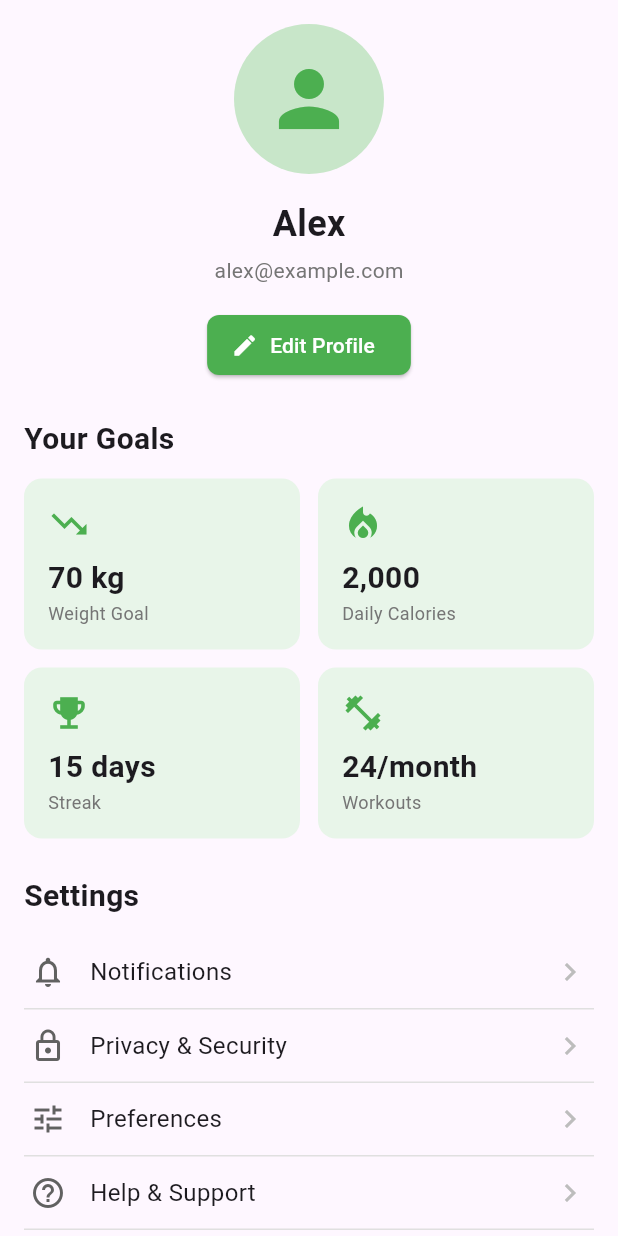
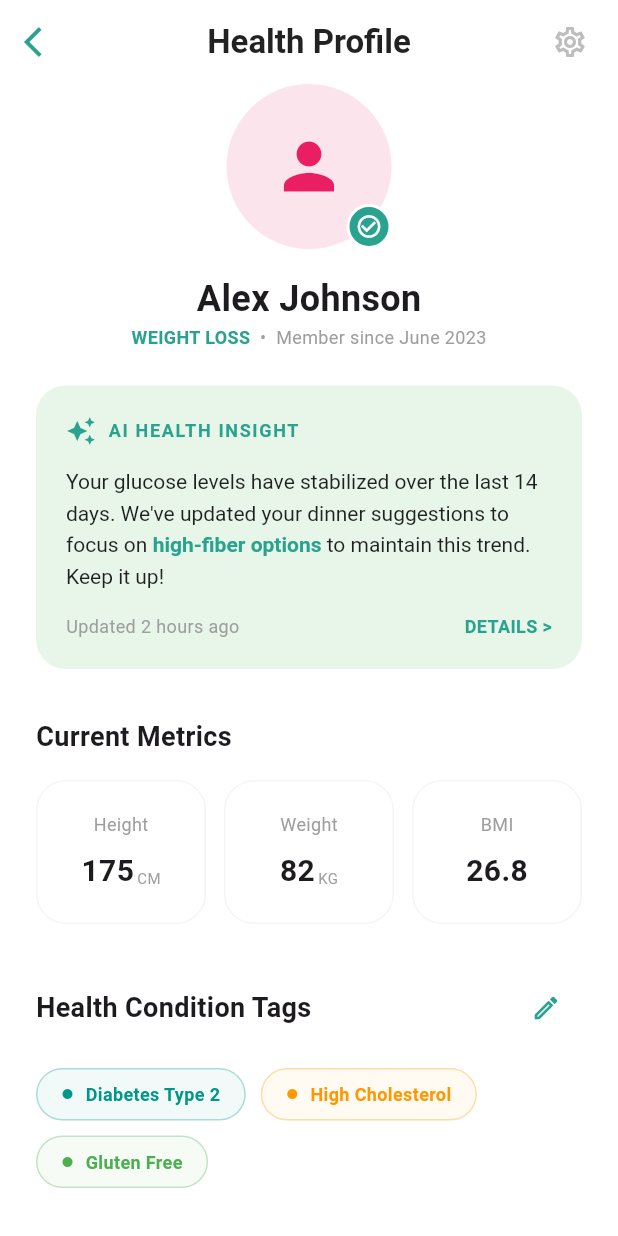
Before and after one commit to AadarshM07/Nutrio, a Flutter app: the ProfilePage screen opened directly, on a phone screen of 412 x 824 dp. Run offline on Flutter 3.47's test engine with Material 3 defaults, Android fonts, the phone set to English and light mode, and no system bars; our stand-ins replace permission_handler, shared_preferences; missing offline and left inert: mobile_scanner; accounts and stored records are empty.

Commit message:
feat: profile updated

```diff
--- a/frontend/lib/pages/dashboard/profile/profile.dart
+++ b/frontend/lib/pages/dashboard/profile/profile.dart
@@ -1,4 +1,5 @@
 import 'package:flutter/material.dart';
+import 'package:frontend/pages/survey/survey.dart'; // Import to enable navigation back to the start
 
 void main() {
   runApp(const MaterialApp(
@@ -8,26 +9,65 @@ void main() {
 }
 
 class ProfilePage extends StatefulWidget {
-  const ProfilePage({super.key});
+  // These fields allow the page to be dynamic based on user input
+  final String height;
+  final String weight;
+  final String bmi;
+  final List<String> conditions;
+
+  const ProfilePage({
+    super.key,
+    this.height = "175",
+    this.weight = "82",
+    this.bmi = "26.8",
+    this.conditions = const ["Diabetes Type 2", "High Cholesterol", "Gluten Free"],
+  });
 
   @override
   State<ProfilePage> createState() => _ProfilePageState();
 }
 
 class _ProfilePageState extends State<ProfilePage> {
+  final Color primaryTeal = const Color(0xFF29A38F);
+
   @override
   Widget build(BuildContext context) {
-    return SingleChildScrollView(
-      padding: const EdgeInsets.all(16),
+    return Scaffold(
+      backgroundColor: Colors.white,
+      appBar: AppBar(
+        backgroundColor: Colors.white,
+        elevation: 0,
+        leading: Icon(Icons.arrow_back_ios, color: primaryTeal),
+        title: const Text("Health Profile",
+            style: TextStyle(color: Colors.black87, fontWeight: FontWeight.bold)),
+        centerTitle: true,
+        actions: [
+          IconButton(
+            icon: Icon(Icons.settings_outlined, color: Colors.grey[400]),
+            onPressed: () {}
+          ),
+          const SizedBox(width: 8),
+        ],
+      ),
+      body: SingleChildScrollView(
+        padding: const EdgeInsets.symmetric(horizontal: 24.0),
         child: Column(
           crossAxisAlignment: CrossAxisAlignment.start,
           children: [
             _buildProfileHeader(),
             const SizedBox(height: 24),
-          _buildStatsSection(),
-          const SizedBox(height: 24),
-          _buildSettingsSection(),
+            _buildAIHealthInsight(),
+            const SizedBox(height: 32),
+            const Text("Current Metrics",
+                style: TextStyle(fontSize: 18, fontWeight: FontWeight.bold)),
+            const SizedBox(height: 16),
+            _buildMetricsSection(),
+            const SizedBox(height: 32),
+            _buildHealthConditionTags(),
+            const SizedBox(height: 32),
+            _buildSettingsList(),
           ],
+        ),
       ),
     );
   }
@@ -36,223 +76,216 @@ class _ProfilePageState extends State<ProfilePage> {
     return Center(
       child: Column(
         children: [
+          Stack(
+            alignment: Alignment.bottomRight,
+            children: [
               CircleAvatar(
-            radius: 50,
-            backgroundColor: Colors.green[100],
-            child: const Icon(
-              Icons.person,
-              size: 60,
-              color: Colors.green,
+                radius: 55,
+                backgroundColor: Colors.pink[50],
+                child: const Icon(Icons.person, size: 50, color: Colors.pink),
               ),
+              Container(
+                padding: const EdgeInsets.all(4),
+                decoration: BoxDecoration(
+                  color: primaryTeal,
+                  shape: BoxShape.circle,
+                  border: Border.all(color: Colors.white, width: 2)
+                ),
+                child: const Icon(Icons.check_circle_outline, color: Colors.white, size: 18),
+              )
+            ],
           ),
           const SizedBox(height: 16),
-          const Text(
-            'Alex',
-            style: TextStyle(
-              fontSize: 24,
-              fontWeight: FontWeight.bold,
-            ),
-          ),
-          const SizedBox(height: 4),
-          Text(
-            'alex@example.com',
-            style: TextStyle(
-              fontSize: 14,
-              color: Colors.grey[600],
-            ),
-          ),
-          const SizedBox(height: 16),
-          ElevatedButton.icon(
-            onPressed: () {
-              // Edit profile
-            },
-            icon: const Icon(Icons.edit),
-            label: const Text('Edit Profile'),
-            style: ElevatedButton.styleFrom(
-              backgroundColor: Colors.green,
-              foregroundColor: Colors.white,
-              shape: RoundedRectangleBorder(
-                borderRadius: BorderRadius.circular(8),
-              ),
-            ),
+          const Text('Alex Johnson',
+              style: TextStyle(fontSize: 24, fontWeight: FontWeight.bold)),
+          Row(
+            mainAxisAlignment: MainAxisAlignment.center,
+            children: [
+              Text('WEIGHT LOSS',
+                  style: TextStyle(color: primaryTeal, fontWeight: FontWeight.bold, fontSize: 12)),
+              const Text('  •  Member since June 2023',
+                  style: TextStyle(color: Colors.grey, fontSize: 12)),
+            ],
           ),
         ],
       ),
     );
   }
 
-  Widget _buildStatsSection() {
+  Widget _buildAIHealthInsight() {
+    return Container(
+      padding: const EdgeInsets.all(20),
+      decoration: BoxDecoration(
+        color: const Color(0xFFE8F5E9),
+        borderRadius: BorderRadius.circular(20),
+      ),
+      child: Column(
+        crossAxisAlignment: CrossAxisAlignment.start,
+        children: [
+          Row(
+            children: [
+              Icon(Icons.auto_awesome, color: primaryTeal, size: 20),
+              const SizedBox(width: 8),
+              Text("AI HEALTH INSIGHT",
+                  style: TextStyle(color: primaryTeal, fontWeight: FontWeight.bold, letterSpacing: 1.1, fontSize: 12)),
+            ],
+          ),
+          const SizedBox(height: 12),
+          RichText(
+            text: TextSpan(
+              style: const TextStyle(color: Colors.black87, height: 1.5, fontSize: 14),
+              children: [
+                const TextSpan(text: "Your glucose levels have stabilized over the last 14 days. We've updated your dinner suggestions to focus on "),
+                TextSpan(text: "high-fiber options",
+                    style: TextStyle(color: primaryTeal, fontWeight: FontWeight.bold)),
+                const TextSpan(text: " to maintain this trend. Keep it up!"),
+              ],
+            ),
+          ),
+          const SizedBox(height: 16),
+          Row(
+            mainAxisAlignment: MainAxisAlignment.spaceBetween,
+            children: [
+              const Text("Updated 2 hours ago", style: TextStyle(color: Colors.grey, fontSize: 12)),
+              Text("DETAILS >",
+                  style: TextStyle(color: primaryTeal, fontWeight: FontWeight.bold, fontSize: 12)),
+            ],
+          )
+        ],
+      ),
+    );
+  }
+
+  Widget _buildMetricsSection() {
+    return Row(
+      children: [
+        Expanded(child: _buildMetricCard("Height", widget.height, "CM")),
+        const SizedBox(width: 12),
+        Expanded(child: _buildMetricCard("Weight", widget.weight, "KG")),
+        const SizedBox(width: 12),
+        Expanded(child: _buildMetricCard("BMI", widget.bmi, "")),
+      ],
+    );
+  }
+
+  Widget _buildMetricCard(String label, String value, String unit) {
+    return Container(
+      padding: const EdgeInsets.symmetric(vertical: 20),
+      decoration: BoxDecoration(
+        color: Colors.white,
+        borderRadius: BorderRadius.circular(20),
+        border: Border.all(color: Colors.grey[100]!),
+      ),
+      child: Column(
+        children: [
+          Text(label, style: const TextStyle(color: Colors.grey, fontSize: 12)),
+          const SizedBox(height: 8),
+          Row(
+            mainAxisAlignment: MainAxisAlignment.center,
+            crossAxisAlignment: CrossAxisAlignment.end,
+            children: [
+              Text(value, style: const TextStyle(fontSize: 20, fontWeight: FontWeight.bold)),
+              if (unit.isNotEmpty) Padding(
+                padding: const EdgeInsets.only(bottom: 3, left: 2),
+                child: Text(unit, style: const TextStyle(fontSize: 10, color: Colors.grey)),
+              ),
+            ],
+          ),
+        ],
+      ),
+    );
+  }
+
+  Widget _buildHealthConditionTags() {
     return Column(
       crossAxisAlignment: CrossAxisAlignment.start,
       children: [
-        const Text(
-          'Your Goals',
-          style: TextStyle(
-            fontSize: 20,
-            fontWeight: FontWeight.bold,
-          ),
-        ),
-        const SizedBox(height: 12),
         Row(
+          mainAxisAlignment: MainAxisAlignment.spaceBetween,
           children: [
-            Expanded(
-              child: _buildStatCard(
-                'Weight Goal',
-                '70 kg',
-                Icons.trending_down,
-              ),
-            ),
-            const SizedBox(width: 12),
-            Expanded(
-              child: _buildStatCard(
-                'Daily Calories',
-                '2,000',
-                Icons.local_fire_department,
-              ),
+            const Text("Health Condition Tags",
+                style: TextStyle(fontSize: 18, fontWeight: FontWeight.bold)),
+            // NAVIGATE BACK TO SURVEY
+            IconButton(
+              icon: Icon(Icons.edit_outlined, color: primaryTeal, size: 20),
+              onPressed: () {
+                Navigator.push(
+                  context,
+                  MaterialPageRoute(builder: (context) => const Survey()),
+                );
+              },
             ),
           ],
         ),
-        const SizedBox(height: 12),
-        Row(
+        const SizedBox(height: 16),
+        Wrap(
+          spacing: 10,
+          runSpacing: 10,
           children: [
-            Expanded(
-              child: _buildStatCard(
-                'Streak',
-                '15 days',
-                Icons.emoji_events,
-              ),
-            ),
-            const SizedBox(width: 12),
-            Expanded(
-              child: _buildStatCard(
-                'Workouts',
-                '24/month',
-                Icons.fitness_center,
-              ),
-            ),
+            // Dynamic generation of tags based on passed list
+            ...widget.conditions.map((condition) => _buildTag(condition, _getColorForCondition(condition))),
           ],
         ),
       ],
     );
   }
 
-  Widget _buildStatCard(String label, String value, IconData icon) {
+  Color _getColorForCondition(String condition) {
+    if (condition.contains("Diabetes")) return Colors.teal;
+    if (condition.contains("Cholesterol")) return Colors.orange;
+    return Colors.green;
+  }
+
+  Widget _buildTag(String label, Color color, {bool isAction = false}) {
     return Container(
-      padding: const EdgeInsets.all(16),
+      padding: const EdgeInsets.symmetric(horizontal: 16, vertical: 8),
       decoration: BoxDecoration(
-        color: Colors.green[50],
-        borderRadius: BorderRadius.circular(12),
+        color: isAction ? Colors.grey[50] : color.withOpacity(0.05),
+        borderRadius: BorderRadius.circular(20),
+        border: Border.all(color: isAction ? Colors.grey[200]! : color.withOpacity(0.3)),
       ),
-      child: Column(
-        crossAxisAlignment: CrossAxisAlignment.start,
+      child: Row(
+        mainAxisSize: MainAxisSize.min,
         children: [
-          Icon(icon, color: Colors.green, size: 28),
-          const SizedBox(height: 8),
-          Text(
-            value,
-            style: const TextStyle(
-              fontSize: 20,
-              fontWeight: FontWeight.bold,
-            ),
-          ),
-          Text(
-            label,
-            style: TextStyle(
-              fontSize: 12,
-              color: Colors.grey[600],
-            ),
-          ),
+          if (!isAction) Icon(Icons.circle, color: color, size: 8),
+          if (!isAction) const SizedBox(width: 8),
+          Text(label,
+              style: TextStyle(color: isAction ? Colors.grey : color, fontWeight: FontWeight.bold, fontSize: 12)),
         ],
       ),
     );
   }
 
-  Widget _buildSettingsSection() {
-    return Column(
-      crossAxisAlignment: CrossAxisAlignment.start,
+  Widget _buildSettingsList() {
+    return Container(
+      padding: const EdgeInsets.all(8),
+      decoration: BoxDecoration(
+        color: Colors.white,
+        borderRadius: BorderRadius.circular(20),
+        border: Border.all(color: Colors.grey[100]!),
+      ),
+      child: Column(
         children: [
-        const Text(
-          'Settings',
-          style: TextStyle(
-            fontSize: 20,
-            fontWeight: FontWeight.bold,
+          _buildSettingsItem(Icons.favorite_border, "Vital History", Colors.green[100]!),
+          _buildSettingsItem(Icons.notifications_none, "Privacy & Notifications", Colors.orange[50]!),
+          _buildSettingsItem(Icons.logout, "Log Out", Colors.red[50]!, isLogout: true),
+        ],
       ),
-        ),
-        const SizedBox(height: 12),
-        _buildSettingItem(
-          'Notifications',
-          Icons.notifications_outlined,
-          () {},
-        ),
-        _buildSettingItem(
-          'Privacy & Security',
-          Icons.lock_outline,
-          () {},
-        ),
-        _buildSettingItem(
-          'Preferences',
-          Icons.tune,
-          () {},
-        ),
-        _buildSettingItem(
-          'Help & Support',
-          Icons.help_outline,
-          () {},
-        ),
-        _buildSettingItem(
-          'About',
-          Icons.info_outline,
-          () {},
-        ),
-        const SizedBox(height: 16),
-        SizedBox(
-          width: double.infinity,
-          child: OutlinedButton.icon(
-            onPressed: () {
-              // Logout
-            },
-            icon: const Icon(Icons.logout),
-            label: const Text('Logout'),
-            style: OutlinedButton.styleFrom(
-              foregroundColor: Colors.red,
-              side: const BorderSide(color: Colors.red),
-              shape: RoundedRectangleBorder(
-                borderRadius: BorderRadius.circular(8),
-              ),
-              padding: const EdgeInsets.symmetric(vertical: 12),
-            ),
-          ),
-        ),
-      ],
     );
   }
 
-  Widget _buildSettingItem(String title, IconData icon, VoidCallback onTap) {
-    return InkWell(
-      onTap: onTap,
-      child: Container(
-        padding: const EdgeInsets.symmetric(vertical: 12, horizontal: 4),
-        decoration: BoxDecoration(
-          border: Border(
-            bottom: BorderSide(color: Colors.grey[300]!),
+  Widget _buildSettingsItem(IconData icon, String title, Color bgColor, {bool isLogout = false}) {
+    return ListTile(
+      leading: Container(
+        padding: const EdgeInsets.all(8),
+        decoration: BoxDecoration(color: bgColor, borderRadius: BorderRadius.circular(10)),
+        child: Icon(icon, color: isLogout ? Colors.red : Colors.black87, size: 20),
       ),
-        ),
-        child: Row(
-          children: [
-            Icon(icon, color: Colors.grey[700], size: 24),
-            const SizedBox(width: 16),
-            Expanded(
-              child: Text(
-                title,
-                style: const TextStyle(
-                  fontSize: 16,
-                ),
-              ),
-            ),
-            Icon(Icons.chevron_right, color: Colors.grey[400]),
-          ],
-        ),
-      ),
+      title: Text(title,
+          style: TextStyle(fontSize: 16, fontWeight: FontWeight.w500,
+          color: isLogout ? Colors.red : Colors.black87)),
+      trailing: const Icon(Icons.chevron_right, color: Colors.grey),
+      //onPressed: () {},
     );
   }
 }
```
Lines whose indentation alone changed are shown as unchanged.
